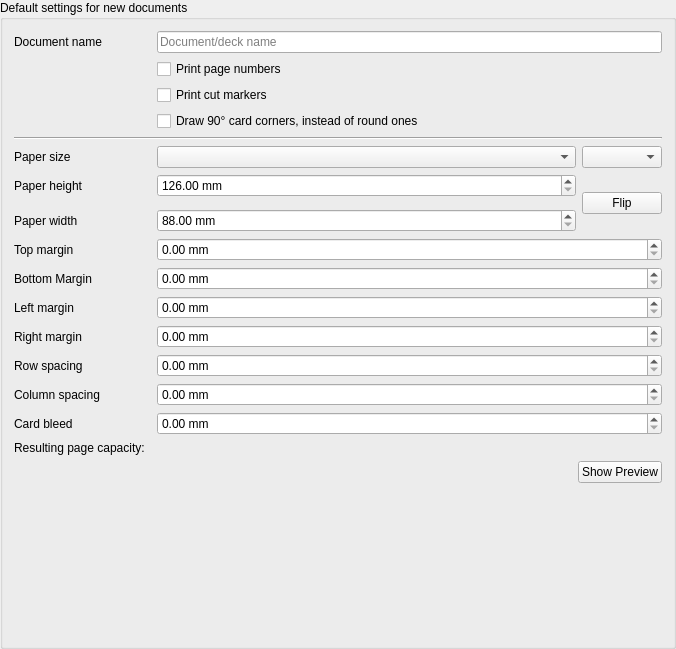
Before: the Qt Designer form mtg_proxy_printer/resources/ui/page_config_widget.ui in luziferius/MTGProxyPrinter, drawn with Qt 5.
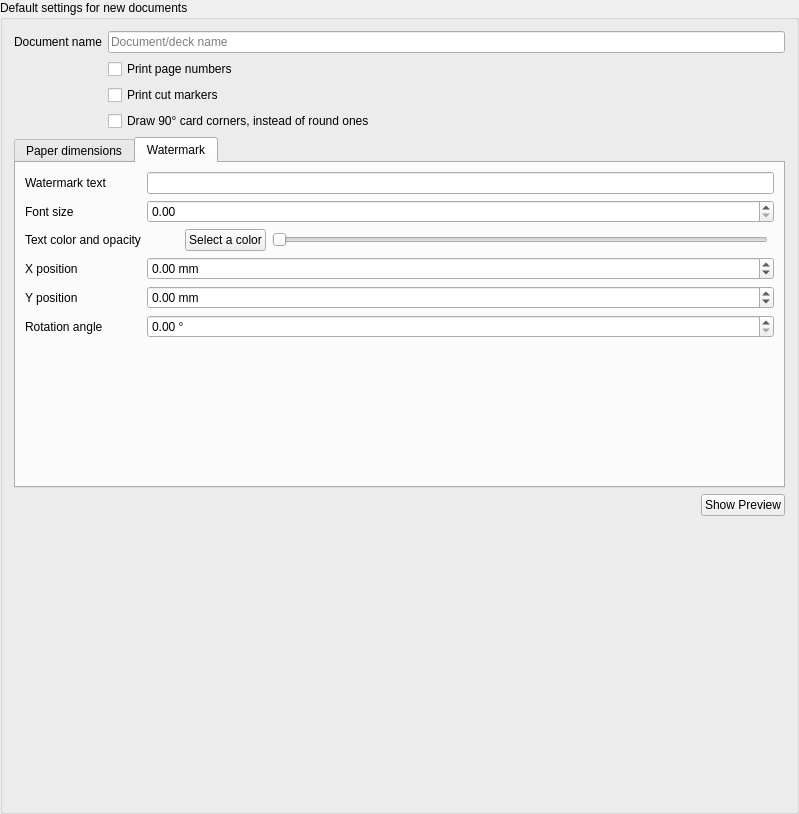
After: the same form once the commit is applied. The open tabs and pages were chosen to show the change. Icons and pictures are not drawn.

Commit message:
PageConfigWidget: Add UI elements.
FossilOrigin-Name: 20587e5d4d6ec3e458607a565b7e7c1cd6c314be11cb7965dc1a48afe07f069f

```diff
--- a/mtg_proxy_printer/resources/ui/page_config_widget.ui
+++ b/mtg_proxy_printer/resources/ui/page_config_widget.ui
@@ -6,106 +6,50 @@
    <rect>
     <x>0</x>
     <y>0</y>
-    <width>676</width>
-    <height>649</height>
+    <width>799</width>
+    <height>814</height>
    </rect>
   </property>
   <property name="title">
    <string>Default settings for new documents</string>
   </property>
   <layout class="QGridLayout" name="gridLayout">
-   <item row="32" column="3" colspan="2">
-    <widget class="QLabel" name="page_capacity">
-     <property name="toolTip">
-      <string>Number of cards fitting on each page,
-based on the page size and spacings configured</string>
-     </property>
-     <property name="textInteractionFlags">
-      <set>Qt::NoTextInteraction</set>
-     </property>
-    </widget>
-   </item>
-   <item row="35" column="1" colspan="4">
-    <spacer name="verticalSpacer">
-     <property name="orientation">
-      <enum>Qt::Vertical</enum>
-     </property>
-     <property name="sizeHint" stdset="0">
-      <size>
-       <width>20</width>
-       <height>40</height>
-      </size>
-     </property>
-    </spacer>
-   </item>
-   <item row="28" column="3" colspan="2">
-    <widget class="QDoubleSpinBox" name="margin_right">
+   <item row="0" column="2" colspan="2">
+    <widget class="QLineEdit" name="document_name">
      <property name="sizePolicy">
       <sizepolicy hsizetype="Expanding" vsizetype="Fixed">
-       <horstretch>0</horstretch>
+       <horstretch>1</horstretch>
        <verstretch>0</verstretch>
       </sizepolicy>
      </property>
      <property name="toolTip">
-      <string>&lt;html&gt;&lt;head/&gt;&lt;body&gt;&lt;p&gt;Minimum margin between the right paper border and the page content.&lt;/p&gt;&lt;p&gt;Most printers have a minimum printing margin of 3 to 5 mm.&lt;/p&gt;&lt;/body&gt;&lt;/html&gt;</string>
+      <string>The document name is printed on each page and can help you keep track
+of different printed sheets and to which deck they belong.
+
+Leave empty to disable.</string>
      </property>
-     <property name="suffix">
-      <string> mm</string>
+     <property name="maxLength">
+      <number>200</number>
      </property>
-     <property name="maximum">
-      <double>10000.000000000000000</double>
+     <property name="placeholderText">
+      <string>Document/deck name</string>
      </property>
-    </widget>
-   </item>
-   <item row="33" column="1" colspan="4">
-    <layout class="QHBoxLayout" name="preview_button_alignment_layout">
-     <item>
-      <spacer name="preview_button_spacer">
-       <property name="orientation">
-        <enum>Qt::Horizontal</enum>
-       </property>
-       <property name="sizeHint" stdset="0">
-        <size>
-         <width>40</width>
-         <height>20</height>
-        </size>
-       </property>
-      </spacer>
-     </item>
-     <item>
-      <widget class="QPushButton" name="show_preview_button">
-       <property name="text">
-        <string>Show Preview</string>
-       </property>
-       <property name="checkable">
+     <property name="clearButtonEnabled">
         <bool>true</bool>
        </property>
       </widget>
      </item>
-    </layout>
-   </item>
-   <item row="30" column="3" colspan="2">
-    <widget class="QDoubleSpinBox" name="column_spacing">
-     <property name="sizePolicy">
-      <sizepolicy hsizetype="Expanding" vsizetype="Fixed">
-       <horstretch>0</horstretch>
-       <verstretch>0</verstretch>
-      </sizepolicy>
+   <item row="15" column="1" colspan="3">
+    <widget class="QTabWidget" name="tab_widget">
+     <property name="currentIndex">
+      <number>0</number>
      </property>
-     <property name="toolTip">
-      <string>Space between image columns in mm.
-If set to zero, you only need one cut to separate two images,
-otherwise you need two cuts but require less precision hitting the exact middle.</string>
-     </property>
-     <property name="suffix">
-      <string> mm</string>
-     </property>
-     <property name="maximum">
-      <double>10000.000000000000000</double>
-     </property>
-    </widget>
-   </item>
-   <item row="21" column="4" rowspan="3">
+     <widget class="QWidget" name="tab_paper_dimensions">
+      <attribute name="title">
+       <string>Paper dimensions</string>
+      </attribute>
+      <layout class="QGridLayout" name="gridLayout_2">
+       <item row="1" column="2" rowspan="2">
     <widget class="QPushButton" name="flip_page_dimensions">
      <property name="sizePolicy">
       <sizepolicy hsizetype="Minimum" vsizetype="Maximum">
@@ -124,101 +68,83 @@
      </property>
     </widget>
    </item>
-   <item row="30" column="1">
-    <widget class="QLabel" name="column_spacing_label">
+       <item row="1" column="1">
+        <widget class="QDoubleSpinBox" name="custom_page_height">
+         <property name="sizePolicy">
+          <sizepolicy hsizetype="Expanding" vsizetype="Fixed">
+           <horstretch>0</horstretch>
+           <verstretch>0</verstretch>
+          </sizepolicy>
+         </property>
+         <property name="toolTip">
+          <string>Paper height in millimeters.
+Must match the size of the sheets in the printer.
+Otherwise, scaling may be applied by the printer driver.</string>
+         </property>
+         <property name="suffix">
+          <string> mm</string>
+         </property>
+         <property name="minimum">
+          <double>126.000000000000000</double>
+         </property>
+         <property name="maximum">
+          <double>10000.000000000000000</double>
+         </property>
+        </widget>
+       </item>
+       <item row="7" column="0">
+        <widget class="QLabel" name="margin_right_label">
      <property name="text">
-      <string>Column spacing</string>
+          <string>Right margin</string>
      </property>
      <property name="textInteractionFlags">
       <set>Qt::NoTextInteraction</set>
      </property>
      <property name="buddy">
-      <cstring>column_spacing</cstring>
+          <cstring>margin_right</cstring>
      </property>
     </widget>
    </item>
-   <item row="19" column="1">
+       <item row="0" column="0">
     <widget class="QLabel" name="paper_size_label">
      <property name="text">
       <string>Paper size</string>
      </property>
-    </widget>
-   </item>
-   <item row="1" column="3" colspan="2">
-    <widget class="QCheckBox" name="draw_page_numbers">
-     <property name="toolTip">
-      <string>If enabled, the page number is printed on each page. Makes it easier to notice missing pages in a stack.</string>
-     </property>
-     <property name="text">
-      <string>Print page numbers</string>
-     </property>
-    </widget>
-   </item>
-   <item row="27" column="1">
-    <widget class="QLabel" name="margin_left_label">
+         <property name="buddy">
+          <cstring>paper_size</cstring>
+         </property>
+        </widget>
+       </item>
+       <item row="0" column="2">
+        <widget class="QComboBox" name="paper_orientation"/>
+       </item>
+       <item row="10" column="0">
+        <widget class="QLabel" name="card_bleed_label">
      <property name="text">
-      <string>Left margin</string>
+          <string>Card bleed</string>
      </property>
      <property name="textInteractionFlags">
       <set>Qt::NoTextInteraction</set>
      </property>
      <property name="buddy">
-      <cstring>margin_left</cstring>
+          <cstring>card_bleed</cstring>
      </property>
     </widget>
    </item>
-   <item row="27" column="3" colspan="2">
-    <widget class="QDoubleSpinBox" name="margin_left">
-     <property name="sizePolicy">
-      <sizepolicy hsizetype="Expanding" vsizetype="Fixed">
-       <horstretch>0</horstretch>
-       <verstretch>0</verstretch>
-      </sizepolicy>
-     </property>
-     <property name="toolTip">
-      <string>&lt;html&gt;&lt;head/&gt;&lt;body&gt;&lt;p&gt;Minimum margin between the left paper border and the page content.&lt;/p&gt;&lt;p&gt;Most printers have a minimum printing margin of 3 to 5 mm.&lt;/p&gt;&lt;/body&gt;&lt;/html&gt;</string>
-     </property>
-     <property name="suffix">
-      <string> mm</string>
-     </property>
-     <property name="maximum">
-      <double>10000.000000000000000</double>
-     </property>
-    </widget>
-   </item>
-   <item row="21" column="1">
-    <widget class="QLabel" name="custom_page_height_label">
+       <item row="2" column="0">
+        <widget class="QLabel" name="custom_page_width_label">
      <property name="text">
-      <string>Paper height</string>
+          <string>Paper width</string>
      </property>
      <property name="textInteractionFlags">
       <set>Qt::NoTextInteraction</set>
      </property>
      <property name="buddy">
-      <cstring>custom_page_height</cstring>
+          <cstring>custom_page_width</cstring>
      </property>
     </widget>
    </item>
-   <item row="25" column="3" colspan="2">
-    <widget class="QDoubleSpinBox" name="margin_bottom">
-     <property name="sizePolicy">
-      <sizepolicy hsizetype="Expanding" vsizetype="Fixed">
-       <horstretch>0</horstretch>
-       <verstretch>0</verstretch>
-      </sizepolicy>
-     </property>
-     <property name="toolTip">
-      <string>&lt;html&gt;&lt;head/&gt;&lt;body&gt;&lt;p&gt;Minimum margin between the bottom paper border and the page content.&lt;/p&gt;&lt;p&gt;Most printers have a minimum printing margin of 3 to 5 mm.&lt;/p&gt;&lt;/body&gt;&lt;/html&gt;</string>
-     </property>
-     <property name="suffix">
-      <string> mm</string>
-     </property>
-     <property name="maximum">
-      <double>10000.000000000000000</double>
-     </property>
-    </widget>
-   </item>
-   <item row="29" column="1">
+       <item row="8" column="0">
     <widget class="QLabel" name="row_spacing_label">
      <property name="text">
       <string>Row spacing</string>
@@ -231,15 +157,8 @@
      </property>
     </widget>
    </item>
-   <item row="15" column="1" colspan="4">
-    <widget class="Line" name="line">
-     <property name="orientation">
-      <enum>Qt::Horizontal</enum>
-     </property>
-    </widget>
-   </item>
-   <item row="29" column="3" colspan="2">
-    <widget class="QDoubleSpinBox" name="row_spacing">
+       <item row="3" column="1" colspan="2">
+        <widget class="QDoubleSpinBox" name="margin_top">
      <property name="sizePolicy">
       <sizepolicy hsizetype="Expanding" vsizetype="Fixed">
        <horstretch>0</horstretch>
@@ -247,9 +166,7 @@
       </sizepolicy>
      </property>
      <property name="toolTip">
-      <string>Space between image rows in mm.
-If set to zero, you only need one cut to separate two images,
-otherwise you need two cuts but require less precision hitting the exact middle.</string>
+          <string>&lt;html&gt;&lt;head/&gt;&lt;body&gt;&lt;p&gt;Minimum margin between the top paper border and the page content.&lt;/p&gt;&lt;p&gt;Most printers have a minimum printing margin of 3 to 5 mm.&lt;/p&gt;&lt;/body&gt;&lt;/html&gt;</string>
      </property>
      <property name="suffix">
       <string> mm</string>
@@ -259,20 +176,36 @@
      </property>
     </widget>
    </item>
-   <item row="25" column="1">
-    <widget class="QLabel" name="margin_bottom_label">
+       <item row="1" column="0">
+        <widget class="QLabel" name="custom_page_height_label">
      <property name="text">
-      <string>Bottom Margin</string>
+          <string>Paper height</string>
      </property>
      <property name="textInteractionFlags">
       <set>Qt::NoTextInteraction</set>
      </property>
      <property name="buddy">
-      <cstring>margin_bottom</cstring>
+          <cstring>custom_page_height</cstring>
      </property>
     </widget>
    </item>
-   <item row="32" column="1">
+       <item row="0" column="1">
+        <widget class="QComboBox" name="paper_size"/>
+       </item>
+       <item row="9" column="0">
+        <widget class="QLabel" name="column_spacing_label">
+         <property name="text">
+          <string>Column spacing</string>
+         </property>
+         <property name="textInteractionFlags">
+          <set>Qt::NoTextInteraction</set>
+         </property>
+         <property name="buddy">
+          <cstring>column_spacing</cstring>
+         </property>
+        </widget>
+       </item>
+       <item row="12" column="0">
     <widget class="QLabel" name="page_capacity_label">
      <property name="text">
       <string>Resulting page capacity:</string>
@@ -282,30 +215,20 @@
      </property>
     </widget>
    </item>
-   <item row="28" column="1">
-    <widget class="QLabel" name="margin_right_label">
+       <item row="5" column="0">
+        <widget class="QLabel" name="margin_left_label">
      <property name="text">
-      <string>Right margin</string>
+          <string>Left margin</string>
      </property>
      <property name="textInteractionFlags">
       <set>Qt::NoTextInteraction</set>
      </property>
      <property name="buddy">
-      <cstring>margin_right</cstring>
+          <cstring>margin_left</cstring>
      </property>
     </widget>
    </item>
-   <item row="2" column="3" colspan="2">
-    <widget class="QCheckBox" name="draw_cut_markers">
-     <property name="toolTip">
-      <string>Enable printing additional lines to aid cutting the printed sheets.</string>
-     </property>
-     <property name="text">
-      <string>Print cut markers</string>
-     </property>
-    </widget>
-   </item>
-   <item row="24" column="1">
+       <item row="3" column="0">
     <widget class="QLabel" name="margin_top_label">
      <property name="text">
       <string>Top margin</string>
@@ -318,8 +241,21 @@
      </property>
     </widget>
    </item>
-   <item row="21" column="3">
-    <widget class="QDoubleSpinBox" name="custom_page_height">
+       <item row="4" column="0">
+        <widget class="QLabel" name="margin_bottom_label">
+         <property name="text">
+          <string>Bottom margin</string>
+         </property>
+         <property name="textInteractionFlags">
+          <set>Qt::NoTextInteraction</set>
+         </property>
+         <property name="buddy">
+          <cstring>margin_bottom</cstring>
+         </property>
+        </widget>
+       </item>
+       <item row="4" column="1" colspan="2">
+        <widget class="QDoubleSpinBox" name="margin_bottom">
      <property name="sizePolicy">
       <sizepolicy hsizetype="Expanding" vsizetype="Fixed">
        <horstretch>0</horstretch>
@@ -327,7 +263,26 @@
       </sizepolicy>
      </property>
      <property name="toolTip">
-      <string>Paper height in millimeters.
+          <string>&lt;html&gt;&lt;head/&gt;&lt;body&gt;&lt;p&gt;Minimum margin between the bottom paper border and the page content.&lt;/p&gt;&lt;p&gt;Most printers have a minimum printing margin of 3 to 5 mm.&lt;/p&gt;&lt;/body&gt;&lt;/html&gt;</string>
+         </property>
+         <property name="suffix">
+          <string> mm</string>
+         </property>
+         <property name="maximum">
+          <double>10000.000000000000000</double>
+         </property>
+        </widget>
+       </item>
+       <item row="2" column="1">
+        <widget class="QDoubleSpinBox" name="custom_page_width">
+         <property name="sizePolicy">
+          <sizepolicy hsizetype="Expanding" vsizetype="Fixed">
+           <horstretch>0</horstretch>
+           <verstretch>0</verstretch>
+          </sizepolicy>
+         </property>
+         <property name="toolTip">
+          <string>Paper width in millimeters.
 Must match the size of the sheets in the printer.
 Otherwise, scaling may be applied by the printer driver.</string>
      </property>
@@ -335,15 +290,15 @@
       <string> mm</string>
      </property>
      <property name="minimum">
-      <double>126.000000000000000</double>
+          <double>88.000000000000000</double>
      </property>
      <property name="maximum">
       <double>10000.000000000000000</double>
      </property>
     </widget>
    </item>
-   <item row="24" column="3" colspan="2">
-    <widget class="QDoubleSpinBox" name="margin_top">
+       <item row="5" column="1" colspan="2">
+        <widget class="QDoubleSpinBox" name="margin_left">
      <property name="sizePolicy">
       <sizepolicy hsizetype="Expanding" vsizetype="Fixed">
        <horstretch>0</horstretch>
@@ -351,7 +306,7 @@
       </sizepolicy>
      </property>
      <property name="toolTip">
-      <string>&lt;html&gt;&lt;head/&gt;&lt;body&gt;&lt;p&gt;Minimum margin between the top paper border and the page content.&lt;/p&gt;&lt;p&gt;Most printers have a minimum printing margin of 3 to 5 mm.&lt;/p&gt;&lt;/body&gt;&lt;/html&gt;</string>
+          <string>&lt;html&gt;&lt;head/&gt;&lt;body&gt;&lt;p&gt;Minimum margin between the left paper border and the page content.&lt;/p&gt;&lt;p&gt;Most printers have a minimum printing margin of 3 to 5 mm.&lt;/p&gt;&lt;/body&gt;&lt;/html&gt;</string>
      </property>
      <property name="suffix">
       <string> mm</string>
@@ -361,24 +316,279 @@
      </property>
     </widget>
    </item>
-   <item row="0" column="3" colspan="2">
-    <widget class="QLineEdit" name="document_name">
+       <item row="7" column="1" colspan="2">
+        <widget class="QDoubleSpinBox" name="margin_right">
+         <property name="sizePolicy">
+          <sizepolicy hsizetype="Expanding" vsizetype="Fixed">
+           <horstretch>0</horstretch>
+           <verstretch>0</verstretch>
+          </sizepolicy>
+         </property>
      <property name="toolTip">
-      <string>The document name is printed on each page and can help you keep track
-of different printed sheets and to which deck they belong.
-
-Leave empty to disable.</string>
-     </property>
-     <property name="maxLength">
-      <number>200</number>
-     </property>
-     <property name="placeholderText">
-      <string>Document/deck name</string>
-     </property>
-     <property name="clearButtonEnabled">
+          <string>&lt;html&gt;&lt;head/&gt;&lt;body&gt;&lt;p&gt;Minimum margin between the right paper border and the page content.&lt;/p&gt;&lt;p&gt;Most printers have a minimum printing margin of 3 to 5 mm.&lt;/p&gt;&lt;/body&gt;&lt;/html&gt;</string>
+         </property>
+         <property name="suffix">
+          <string> mm</string>
+         </property>
+         <property name="maximum">
+          <double>10000.000000000000000</double>
+         </property>
+        </widget>
+       </item>
+       <item row="9" column="1" colspan="2">
+        <widget class="QDoubleSpinBox" name="column_spacing">
+         <property name="sizePolicy">
+          <sizepolicy hsizetype="Expanding" vsizetype="Fixed">
+           <horstretch>0</horstretch>
+           <verstretch>0</verstretch>
+          </sizepolicy>
+         </property>
+         <property name="toolTip">
+          <string>Space between image columns in mm.
+If set to zero, you only need one cut to separate two images,
+otherwise you need two cuts but require less precision hitting the exact middle.</string>
+         </property>
+         <property name="suffix">
+          <string> mm</string>
+         </property>
+         <property name="maximum">
+          <double>10000.000000000000000</double>
+         </property>
+        </widget>
+       </item>
+       <item row="8" column="1" colspan="2">
+        <widget class="QDoubleSpinBox" name="row_spacing">
+         <property name="sizePolicy">
+          <sizepolicy hsizetype="Expanding" vsizetype="Fixed">
+           <horstretch>0</horstretch>
+           <verstretch>0</verstretch>
+          </sizepolicy>
+         </property>
+         <property name="toolTip">
+          <string>Space between image rows in mm.
+If set to zero, you only need one cut to separate two images,
+otherwise you need two cuts but require less precision hitting the exact middle.</string>
+         </property>
+         <property name="suffix">
+          <string> mm</string>
+         </property>
+         <property name="maximum">
+          <double>10000.000000000000000</double>
+         </property>
+        </widget>
+       </item>
+       <item row="10" column="1" colspan="2">
+        <widget class="QDoubleSpinBox" name="card_bleed">
+         <property name="toolTip">
+          <string>Draw an additional border around cards to ease cutting.</string>
+         </property>
+         <property name="suffix">
+          <string> mm</string>
+         </property>
+         <property name="maximum">
+          <double>1000.000000000000000</double>
+         </property>
+        </widget>
+       </item>
+       <item row="12" column="1" colspan="2">
+        <widget class="QLabel" name="page_capacity">
+         <property name="toolTip">
+          <string>Number of cards fitting on each page,
+based on the page size and spacings configured</string>
+         </property>
+         <property name="textInteractionFlags">
+          <set>Qt::NoTextInteraction</set>
+         </property>
+        </widget>
+       </item>
+      </layout>
+     </widget>
+     <widget class="QWidget" name="tab_watermark_settings">
+      <attribute name="title">
+       <string>Watermark</string>
+      </attribute>
+      <layout class="QGridLayout" name="gridLayout_3">
+       <item row="3" column="0">
+        <widget class="QLabel" name="watermark_pos_x_label">
+         <property name="text">
+          <string>X position</string>
+         </property>
+         <property name="buddy">
+          <cstring>watermark_pos_x</cstring>
+         </property>
+        </widget>
+       </item>
+       <item row="5" column="0">
+        <widget class="QLabel" name="watermark_pos_y_label">
+         <property name="text">
+          <string>Y position</string>
+         </property>
+         <property name="buddy">
+          <cstring>watermark_pos_y</cstring>
+         </property>
+        </widget>
+       </item>
+       <item row="0" column="0">
+        <widget class="QLabel" name="watermark_text_label">
+         <property name="text">
+          <string>Watermark text</string>
+         </property>
+         <property name="buddy">
+          <cstring>watermark_text</cstring>
+         </property>
+        </widget>
+       </item>
+       <item row="3" column="1" colspan="4">
+        <widget class="QDoubleSpinBox" name="watermark_pos_x">
+         <property name="suffix">
+          <string notr="true"> mm </string>
+         </property>
+         <property name="minimum">
+          <double>-100.000000000000000</double>
+         </property>
+         <property name="maximum">
+          <double>100.000000000000000</double>
+         </property>
+        </widget>
+       </item>
+       <item row="6" column="0">
+        <widget class="QLabel" name="watermark_angle_label">
+         <property name="text">
+          <string>Rotation angle</string>
+         </property>
+         <property name="buddy">
+          <cstring>watermark_angle</cstring>
+         </property>
+        </widget>
+       </item>
+       <item row="7" column="0" colspan="4">
+        <spacer name="tab_watermark_spacer">
+         <property name="orientation">
+          <enum>Qt::Vertical</enum>
+         </property>
+         <property name="sizeHint" stdset="0">
+          <size>
+           <width>20</width>
+           <height>40</height>
+          </size>
+         </property>
+        </spacer>
+       </item>
+       <item row="0" column="1" colspan="4">
+        <widget class="QLineEdit" name="watermark_text"/>
+       </item>
+       <item row="1" column="0">
+        <widget class="QLabel" name="watermark_font_size_label">
+         <property name="text">
+          <string>Font size</string>
+         </property>
+         <property name="buddy">
+          <cstring>watermark_font_size</cstring>
+         </property>
+        </widget>
+       </item>
+       <item row="2" column="0">
+        <widget class="QLabel" name="watermark_color_label">
+         <property name="text">
+          <string>Text color and opacity</string>
+         </property>
+         <property name="buddy">
+          <cstring>watermark_color_button</cstring>
+         </property>
+        </widget>
+       </item>
+       <item row="1" column="1" colspan="4">
+        <widget class="QDoubleSpinBox" name="watermark_font_size"/>
+       </item>
+       <item row="5" column="1" colspan="4">
+        <widget class="QDoubleSpinBox" name="watermark_pos_y">
+         <property name="suffix">
+          <string notr="true"> mm </string>
+         </property>
+         <property name="minimum">
+          <double>-100.000000000000000</double>
+         </property>
+         <property name="maximum">
+          <double>100.000000000000000</double>
+         </property>
+        </widget>
+       </item>
+       <item row="2" column="2">
+        <widget class="QPushButton" name="watermark_color_button">
+         <property name="text">
+          <string>Select a color</string>
+         </property>
+         <property name="icon">
+          <iconset theme="color-picker"/>
+         </property>
+        </widget>
+       </item>
+       <item row="2" column="1">
+        <widget class="QLabel" name="watermark_color_display">
+         <property name="minimumSize">
+          <size>
+           <width>32</width>
+           <height>0</height>
+          </size>
+         </property>
+         <property name="text">
+          <string/>
+         </property>
+        </widget>
+       </item>
+       <item row="6" column="1" colspan="4">
+        <widget class="QDoubleSpinBox" name="watermark_angle">
+         <property name="suffix">
+          <string notr="true"> ° </string>
+         </property>
+         <property name="maximum">
+          <double>360.000000000000000</double>
+         </property>
+        </widget>
+       </item>
+       <item row="2" column="3">
+        <widget class="QSlider" name="watermark_opacity">
+         <property name="maximum">
+          <number>255</number>
+         </property>
+         <property name="orientation">
+          <enum>Qt::Horizontal</enum>
+         </property>
+         <property name="tickPosition">
+          <enum>QSlider::NoTicks</enum>
+         </property>
+        </widget>
+       </item>
+      </layout>
+     </widget>
+    </widget>
+   </item>
+   <item row="27" column="1" colspan="3">
+    <layout class="QHBoxLayout" name="preview_button_alignment_layout">
+     <item>
+      <spacer name="preview_button_spacer">
+       <property name="orientation">
+        <enum>Qt::Horizontal</enum>
+       </property>
+       <property name="sizeHint" stdset="0">
+        <size>
+         <width>40</width>
+         <height>20</height>
+        </size>
+       </property>
+      </spacer>
+     </item>
+     <item>
+      <widget class="QPushButton" name="show_preview_button">
+       <property name="text">
+        <string>Show Preview</string>
+       </property>
+       <property name="checkable">
       <bool>true</bool>
      </property>
     </widget>
+     </item>
+    </layout>
    </item>
    <item row="0" column="1">
     <widget class="QLabel" name="document_name_label">
@@ -390,82 +600,46 @@
      </property>
     </widget>
    </item>
-   <item row="31" column="1">
-    <widget class="QLabel" name="card_bleed_label">
+   <item row="2" column="2" colspan="2">
+    <widget class="QCheckBox" name="draw_cut_markers">
+     <property name="toolTip">
+      <string>Enable printing additional lines to aid cutting the printed sheets.</string>
+     </property>
      <property name="text">
-      <string>Card bleed</string>
+      <string>Print cut markers</string>
      </property>
-     <property name="textInteractionFlags">
-      <set>Qt::NoTextInteraction</set>
+    </widget>
+   </item>
+   <item row="29" column="1" colspan="3">
+    <spacer name="spacer_bottom">
+     <property name="orientation">
+      <enum>Qt::Vertical</enum>
      </property>
-     <property name="buddy">
-      <cstring>card_bleed</cstring>
+     <property name="sizeHint" stdset="0">
+      <size>
+       <width>20</width>
+       <height>40</height>
+      </size>
      </property>
+    </spacer>
+   </item>
+   <item row="1" column="2" colspan="2">
+    <widget class="QCheckBox" name="draw_page_numbers">
+     <property name="toolTip">
+      <string>If enabled, the page number is printed on each page. Makes it easier to notice missing pages in a stack.</string>
+     </property>
+     <property name="text">
+      <string>Print page numbers</string>
+     </property>
     </widget>
    </item>
-   <item row="3" column="3" colspan="2">
+   <item row="3" column="2" colspan="2">
     <widget class="QCheckBox" name="draw_sharp_corners">
      <property name="text">
       <string>Draw 90° card corners, instead of round ones</string>
      </property>
     </widget>
    </item>
-   <item row="31" column="3" colspan="2">
-    <widget class="QDoubleSpinBox" name="card_bleed">
-     <property name="toolTip">
-      <string>Draw an additional border around cards to ease cutting.</string>
-     </property>
-     <property name="suffix">
-      <string> mm</string>
-     </property>
-     <property name="maximum">
-      <double>1000.000000000000000</double>
-     </property>
-    </widget>
-   </item>
-   <item row="23" column="1">
-    <widget class="QLabel" name="custom_page_width_label">
-     <property name="text">
-      <string>Paper width</string>
-     </property>
-     <property name="textInteractionFlags">
-      <set>Qt::NoTextInteraction</set>
-     </property>
-     <property name="buddy">
-      <cstring>custom_page_width</cstring>
-     </property>
-    </widget>
-   </item>
-   <item row="23" column="3">
-    <widget class="QDoubleSpinBox" name="custom_page_width">
-     <property name="sizePolicy">
-      <sizepolicy hsizetype="Expanding" vsizetype="Fixed">
-       <horstretch>0</horstretch>
-       <verstretch>0</verstretch>
-      </sizepolicy>
-     </property>
-     <property name="toolTip">
-      <string>Paper width in millimeters.
-Must match the size of the sheets in the printer.
-Otherwise, scaling may be applied by the printer driver.</string>
-     </property>
-     <property name="suffix">
-      <string> mm</string>
-     </property>
-     <property name="minimum">
-      <double>88.000000000000000</double>
-     </property>
-     <property name="maximum">
-      <double>10000.000000000000000</double>
-     </property>
-    </widget>
-   </item>
-   <item row="19" column="3">
-    <widget class="QComboBox" name="paper_size"/>
-   </item>
-   <item row="19" column="4">
-    <widget class="QComboBox" name="paper_orientation"/>
-   </item>
   </layout>
  </widget>
  <tabstops>
```
Left out of the diff: 12 changed lines with no effect on the pictures. Lines whose indentation alone changed are shown as unchanged.
